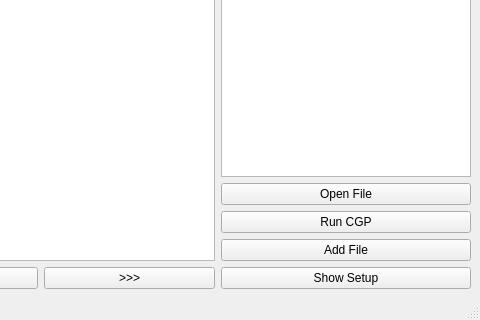
The window that GUI/mainwindow.ui (Dogiuks/Project) describes before a commit, drawn with Qt 5; both pictures show x 320 to 800 and y 280 to 600 of the 800 by 600 pixel window.
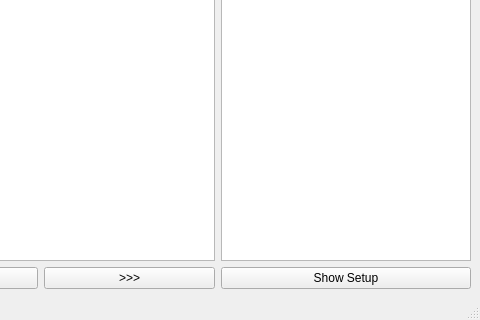
The same window after the commit.

Commit message: Open file dialog

What changed in the file:
```diff
--- a/GUI/mainwindow.ui
+++ b/GUI/mainwindow.ui
@@ -59,45 +59,6 @@
         </property>
        </widget>
       </item>
-      <item>
-       <widget class="QPushButton" name="openFileButton">
-        <property name="maximumSize">
-         <size>
-          <width>250</width>
-          <height>16777215</height>
-         </size>
-        </property>
-        <property name="text">
-         <string>Open File</string>
-        </property>
-       </widget>
-      </item>
-      <item>
-       <widget class="QPushButton" name="pushButton">
-        <property name="maximumSize">
-         <size>
-          <width>250</width>
-          <height>16777215</height>
-         </size>
-        </property>
-        <property name="text">
-         <string>Run CGP</string>
-        </property>
-       </widget>
-      </item>
-      <item>
-       <widget class="QPushButton" name="addFileButton">
-        <property name="maximumSize">
-         <size>
-          <width>250</width>
-          <height>16777215</height>
-         </size>
-        </property>
-        <property name="text">
-         <string>Add File</string>
-        </property>
-       </widget>
-      </item>
       <item>
        <widget class="QPushButton" name="cgpButton">
         <property name="maximumSize">
```
Left out of the diff: 6 changed lines with no effect on the pictures. The commit also changes 5 other files.
